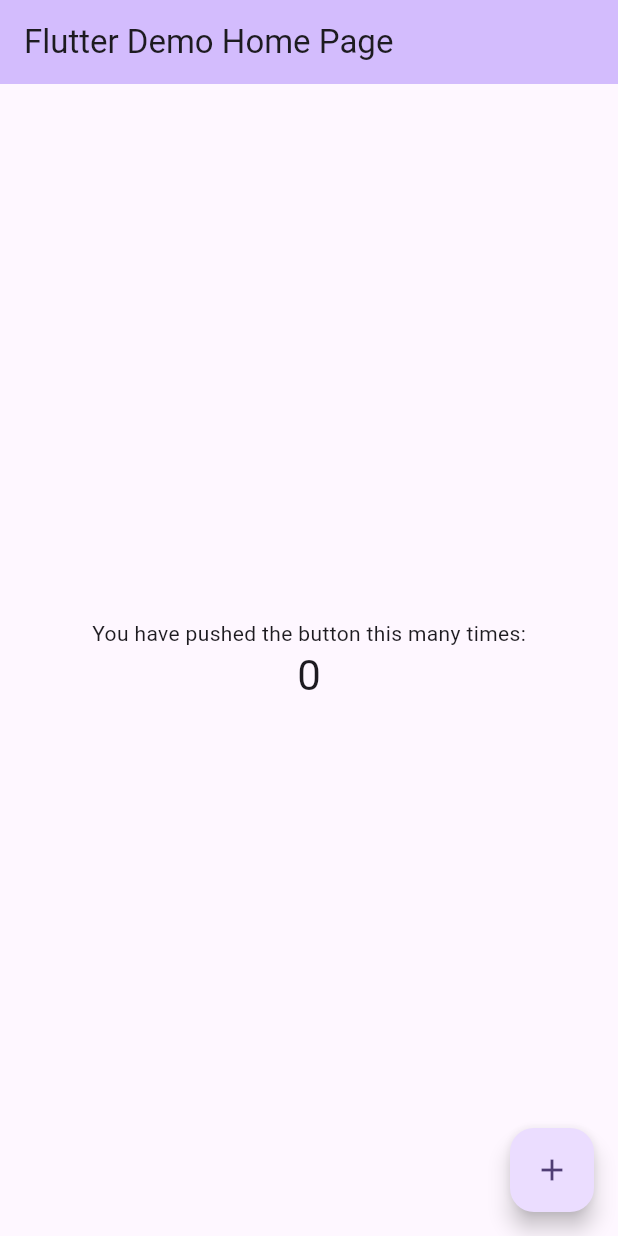
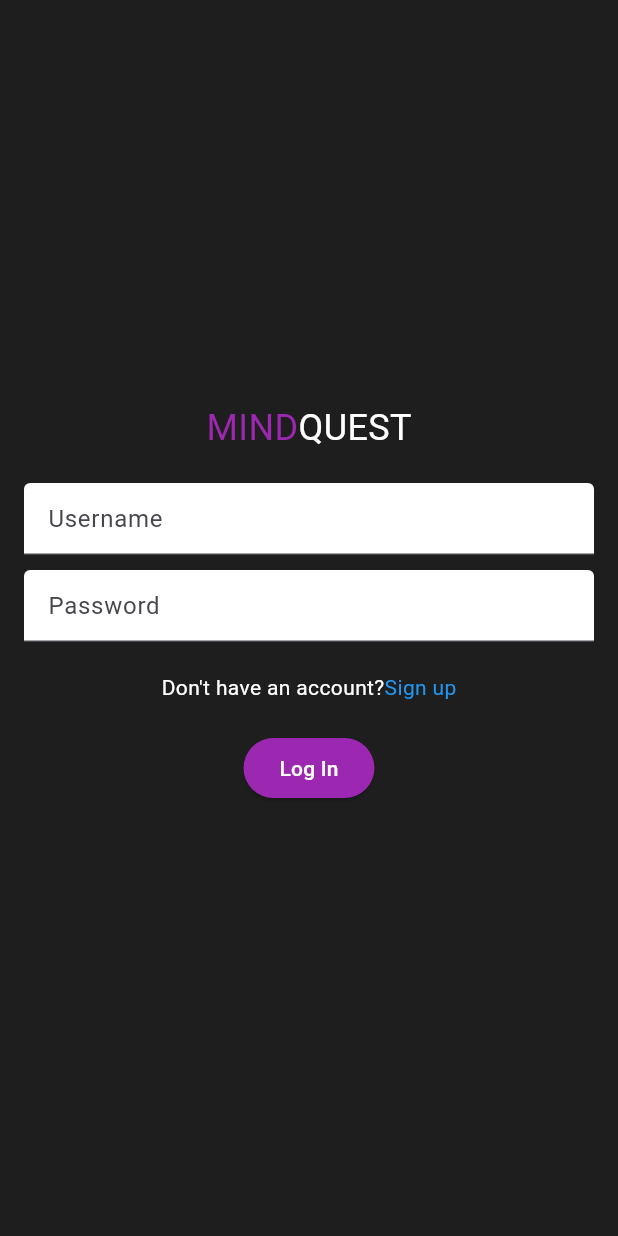
Before and after one commit to samiul123/mindquest, a Flutter app: the screen it shows after launch, on a phone screen of 412 x 824 dp. Run offline on Flutter 3.47's test engine with Material 3 defaults, Android fonts, the phone set to English and light mode, and no system bars.

Commit message:
Add login screen

```diff
--- a/frontend/lib/login_screen.dart
+++ b/frontend/lib/login_screen.dart
@@ -0,0 +1,159 @@
+import 'package:flutter/material.dart';
+
+class LoginScreen extends StatefulWidget {
+  @override
+  State<StatefulWidget> createState() => _LoginScreenState();
+}
+
+class _LoginScreenState extends State<LoginScreen> {
+  TextEditingController usernameController = TextEditingController();
+  TextEditingController passwordController = TextEditingController();
+  bool showError = false;
+
+  void handleLogin() {
+    String username = usernameController.text;
+    String password = passwordController.text;
+
+    // Simulate login logic (Replace with actual authentication logic)
+    if (username == 'example' && password == 'password') {
+      // Successful login
+      print('Login successful');
+      // Navigate to the home screen or perform other actions
+    } else {
+      // Failed login
+      print('Login failed');
+      // Show error message
+      setState(() {
+        showError = true;
+      });
+    }
+  }
+
+  void closeError() {
+    // Close the error message
+    setState(() {
+      showError = false;
+    });
+  }
+
+  @override
+  Widget build(BuildContext context) {
+    return Scaffold(
+      backgroundColor: const Color(0xFF1E1E1E),
+      body: Center(
+        child: Padding(
+          padding: const EdgeInsets.all(16.0),
+          child: Column(
+            mainAxisAlignment: MainAxisAlignment.center,
+            children: [
+              buildLogo(),
+              const SizedBox(height: 20),
+              buildUsernameField(),
+              const SizedBox(height: 10),
+              buildPasswordField(),
+              const SizedBox(height: 20),
+              buildSignupPrompt(),
+              const SizedBox(height: 20),
+              buildLoginButton(),
+              const SizedBox(height: 20),
+              // Display error message if showError is true
+              if (showError)
+                Container(
+                  padding: const EdgeInsets.all(10),
+                  color: Colors.red,
+                  child: Row(
+                    mainAxisAlignment: MainAxisAlignment.spaceBetween,
+                    children: [
+                      const Text(
+                        'Incorrect username or password!',
+                        style: TextStyle(color: Colors.white),
+                      ),
+                      GestureDetector(
+                        onTap: () {
+                          // Close the error message
+                          closeError();
+                        },
+                        child: const Icon(
+                          Icons.close,
+                          color: Colors.white,
+                        ),
+                      ),
+                    ],
+                  ),
+                ),
+            ],
+          ),
+        ),
+      ),
+    );
+  }
+
+  ElevatedButton buildLoginButton() {
+    return ElevatedButton(
+      onPressed: () {
+        // Handle login logic
+        handleLogin();
+      },
+      style: ElevatedButton.styleFrom(
+        backgroundColor: Colors.purple,
+      ),
+      child: const Text('Log In', style: TextStyle(color: Colors.white)),
+    );
+  }
+
+  Row buildSignupPrompt() {
+    return Row(
+      mainAxisAlignment: MainAxisAlignment.center,
+      children: [
+        const Text(
+          "Don't have an account?",
+          style: TextStyle(color: Colors.white),
+        ),
+        GestureDetector(
+            onTap: () {
+              //   TODO: Navigate to sign up page
+            },
+            child: const Text("Sign up", style: TextStyle(color: Colors.blue)))
+      ],
+    );
+  }
+
+  TextField buildPasswordField() {
+    return TextField(
+      controller: passwordController,
+      obscureText: true,
+      decoration: const InputDecoration(
+        hintText: 'Password',
+        fillColor: Colors.white,
+        filled: true,
+      ),
+    );
+  }
+
+  TextField buildUsernameField() {
+    return TextField(
+      controller: usernameController,
+      decoration: const InputDecoration(
+        hintText: 'Username',
+        fillColor: Colors.white,
+        filled: true,
+      ),
+    );
+  }
+
+  Row buildLogo() {
+    return const Row(
+      mainAxisAlignment: MainAxisAlignment.center,
+      children: [
+        Text(
+          'MIND',
+          style: TextStyle(color: Colors.purple, fontSize: 24),
+        ),
+        Text(
+          'QUEST',
+          style: TextStyle(color: Colors.white, fontSize: 24),
+        )
+      ],
+    );
+  }
+}
--- a/frontend/lib/main.dart
+++ b/frontend/lib/main.dart
@@ -1,4 +1,5 @@
 import 'package:flutter/material.dart';
+import 'package:frontend/login_screen.dart';
 
 void main() {
   runApp(const MyApp());
@@ -11,7 +12,7 @@ class MyApp extends StatelessWidget {
   @override
   Widget build(BuildContext context) {
     return MaterialApp(
-      title: 'Flutter Demo',
+      title: 'MindQuest',
       theme: ThemeData(
         // This is the theme of your application.
         //
@@ -31,95 +32,7 @@ class MyApp extends StatelessWidget {
         colorScheme: ColorScheme.fromSeed(seedColor: Colors.deepPurple),
         useMaterial3: true,
       ),
-      home: const MyHomePage(title: 'Flutter Demo Home Page'),
+      home: LoginScreen(),
     );
   }
 }
-
-class MyHomePage extends StatefulWidget {
-  const MyHomePage({super.key, required this.title});
-
-  // This widget is the home page of your application. It is stateful, meaning
-  // that it has a State object (defined below) that contains fields that affect
-  // how it looks.
-
-  // This class is the configuration for the state. It holds the values (in this
-  // case the title) provided by the parent (in this case the App widget) and
-  // used by the build method of the State. Fields in a Widget subclass are
-  // always marked "final".
-
-  final String title;
-
-  @override
-  State<MyHomePage> createState() => _MyHomePageState();
-}
-
-class _MyHomePageState extends State<MyHomePage> {
-  int _counter = 0;
-
-  void _incrementCounter() {
-    setState(() {
-      // This call to setState tells the Flutter framework that something has
-      // changed in this State, which causes it to rerun the build method below
-      // so that the display can reflect the updated values. If we changed
-      // _counter without calling setState(), then the build method would not be
-      // called again, and so nothing would appear to happen.
-      _counter++;
-    });
-  }
-
-  @override
-  Widget build(BuildContext context) {
-    // This method is rerun every time setState is called, for instance as done
-    // by the _incrementCounter method above.
-    //
-    // The Flutter framework has been optimized to make rerunning build methods
-    // fast, so that you can just rebuild anything that needs updating rather
-    // than having to individually change instances of widgets.
-    return Scaffold(
-      appBar: AppBar(
-        // TRY THIS: Try changing the color here to a specific color (to
-        // Colors.amber, perhaps?) and trigger a hot reload to see the AppBar
-        // change color while the other colors stay the same.
-        backgroundColor: Theme.of(context).colorScheme.inversePrimary,
-        // Here we take the value from the MyHomePage object that was created by
-        // the App.build method, and use it to set our appbar title.
-        title: Text(widget.title),
-      ),
-      body: Center(
-        // Center is a layout widget. It takes a single child and positions it
-        // in the middle of the parent.
-        child: Column(
-          // Column is also a layout widget. It takes a list of children and
-          // arranges them vertically. By default, it sizes itself to fit its
-          // children horizontally, and tries to be as tall as its parent.
-          //
-          // Column has various properties to control how it sizes itself and
-          // how it positions its children. Here we use mainAxisAlignment to
-          // center the children vertically; the main axis here is the vertical
-          // axis because Columns are vertical (the cross axis would be
-          // horizontal).
-          //
-          // TRY THIS: Invoke "debug painting" (choose the "Toggle Debug Paint"
-          // action in the IDE, or press "p" in the console), to see the
-          // wireframe for each widget.
-          mainAxisAlignment: MainAxisAlignment.center,
-          children: <Widget>[
-            const Text(
-              'You have pushed the button this many times:',
-            ),
-            Text(
-              '$_counter',
-              style: Theme.of(context).textTheme.headlineMedium,
-            ),
-          ],
-        ),
-      ),
-      floatingActionButton: FloatingActionButton(
-        onPressed: _incrementCounter,
-        tooltip: 'Increment',
-        child: const Icon(Icons.add),
-      ), // This trailing comma makes auto-formatting nicer for build methods.
-    );
-  }
-}
```
